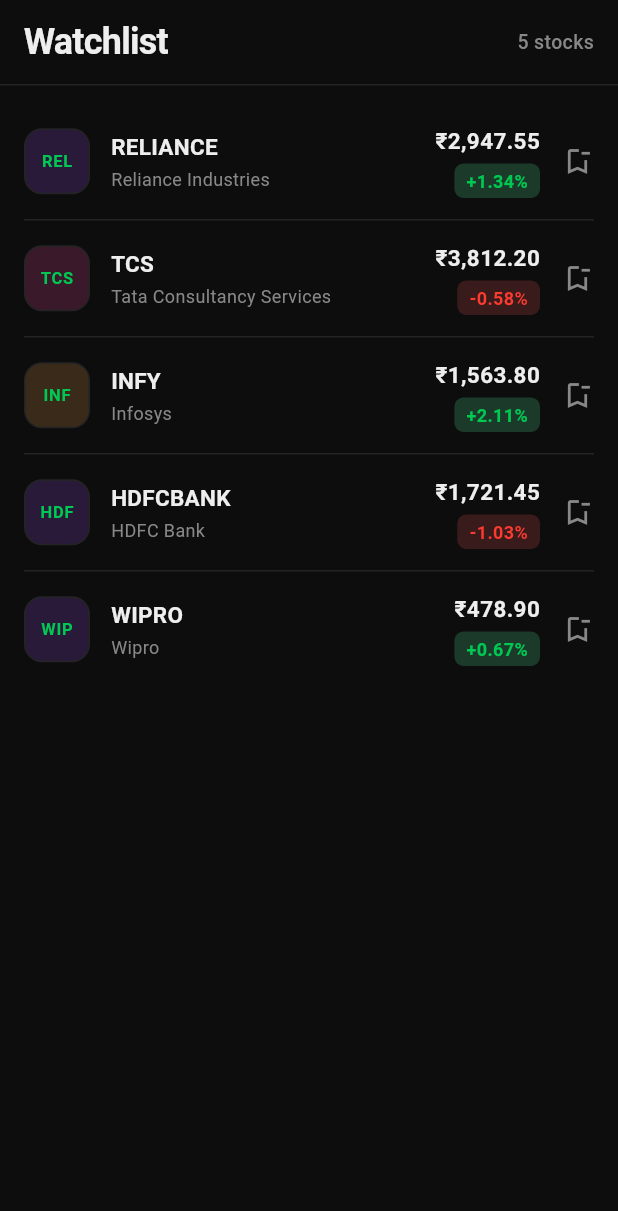
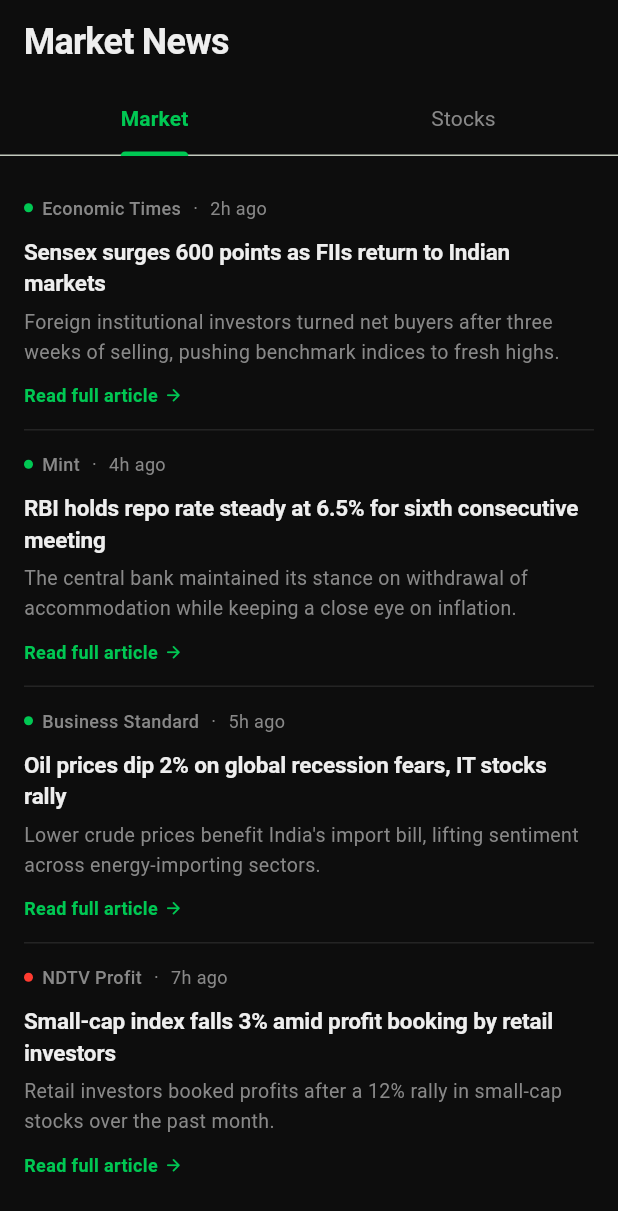
Before and after one commit to ifrashaikhtoday-arch/stock-research-app, a Flutter app: the screen it shows after launch, on a phone screen of 412 x 824 dp. Shown: the top 1211 px of the screen. Run offline on Flutter 3.47's test engine with Material 3 defaults, Android fonts, the phone set to English and light mode, and no system bars; our stand-ins replace fl_chart; network calls fail.

Commit message:
Add news screen

```diff
--- a/lib/main.dart
+++ b/lib/main.dart
@@ -1,7 +1,7 @@
 import 'package:flutter/material.dart';
 import 'screens/home_screen.dart';
 import 'data/stock_service.dart';
-import 'screens/watchlist_screen.dart';
+import 'screens/news_screen.dart';
 
 
 void main() async {
@@ -37,7 +37,7 @@
         colorScheme: ColorScheme.fromSeed(seedColor: Colors.green),
         useMaterial3: true,
       ),
-      home: const WatchlistScreen(),
+      home: const NewsScreen(),
     );
   }
 }
--- /dev/null
+++ b/lib/screens/news_screen.dart
@@ -0,0 +1,382 @@
+// lib/screens/news_screen.dart
+//
+// StockSense – News Screen
+// Place this file at:  stock_research_app/lib/screens/news_screen.dart
+
+import 'package:flutter/material.dart';
+
+// ─── Data model ──────────────────────────────────────────────────────────────
+
+class NewsArticle {
+  final String title;
+  final String source;
+  final String time;
+  final String summary;
+  final String? tag; // stock tag like 'RELIANCE', null = general market news
+  final bool isPositive; // sentiment
+
+  const NewsArticle({
+    required this.title,
+    required this.source,
+    required this.time,
+    required this.summary,
+    this.tag,
+    required this.isPositive,
+  });
+}
+
+// ─── Sample local data (replace with API later) ───────────────────────────────
+
+const _allNews = [
+  // General market news
+  NewsArticle(
+    title: 'Sensex surges 600 points as FIIs return to Indian markets',
+    source: 'Economic Times',
+    time: '2h ago',
+    summary:
+        'Foreign institutional investors turned net buyers after three weeks of selling, pushing benchmark indices to fresh highs.',
+    tag: null,
+    isPositive: true,
+  ),
+  NewsArticle(
+    title: 'RBI holds repo rate steady at 6.5% for sixth consecutive meeting',
+    source: 'Mint',
+    time: '4h ago',
+    summary:
+        'The central bank maintained its stance on withdrawal of accommodation while keeping a close eye on inflation.',
+    tag: null,
+    isPositive: true,
+  ),
+  NewsArticle(
+    title: 'Oil prices dip 2% on global recession fears, IT stocks rally',
+    source: 'Business Standard',
+    time: '5h ago',
+    summary:
+        'Lower crude prices benefit India\'s import bill, lifting sentiment across energy-importing sectors.',
+    tag: null,
+    isPositive: true,
+  ),
+  NewsArticle(
+    title: 'Small-cap index falls 3% amid profit booking by retail investors',
+    source: 'NDTV Profit',
+    time: '7h ago',
+    summary:
+        'Retail investors booked profits after a 12% rally in small-cap stocks over the past month.',
+    tag: null,
+    isPositive: false,
+  ),
+  // Stock-specific news
+  NewsArticle(
+    title: 'Reliance Jio crosses 500 million subscriber milestone',
+    source: 'Reuters',
+    time: '1h ago',
+    summary:
+        'Jio\'s subscriber growth accelerated in Q3, driven by affordable 5G plans and rural expansion.',
+    tag: 'RELIANCE',
+    isPositive: true,
+  ),
+  NewsArticle(
+    title: 'TCS wins \$2.5 billion deal with European banking giant',
+    source: 'Bloomberg',
+    time: '3h ago',
+    summary:
+        'The multi-year digital transformation contract is one of TCS\'s largest wins in Europe this year.',
+    tag: 'TCS',
+    isPositive: true,
+  ),
+  NewsArticle(
+    title: 'Infosys cuts revenue guidance for FY25 amid weak demand',
+    source: 'Financial Express',
+    time: '6h ago',
+    summary:
+        'The IT major revised its full-year revenue growth forecast to 1–3%, down from earlier estimates of 3–4%.',
+    tag: 'INFY',
+    isPositive: false,
+  ),
+  NewsArticle(
+    title: 'HDFC Bank\'s net interest margin improves to 4.3% in Q3',
+    source: 'Mint',
+    time: '8h ago',
+    summary:
+        'Strong retail loan growth and controlled deposit costs helped the bank beat analyst expectations.',
+    tag: 'HDFCBANK',
+    isPositive: true,
+  ),
+  NewsArticle(
+    title: 'Wipro announces 10,000 fresher hires for FY25',
+    source: 'Economic Times',
+    time: '10h ago',
+    summary:
+        'The IT firm resumes mass hiring after a two-year slowdown, signalling recovery in deal pipelines.',
+    tag: 'WIPRO',
+    isPositive: true,
+  ),
+  NewsArticle(
+    title: 'Reliance Retail eyes acquisition of struggling fashion brand',
+    source: 'Business Standard',
+    time: '12h ago',
+    summary:
+        'Reliance is in advanced talks to acquire a mid-sized fashion retailer as part of its offline expansion.',
+    tag: 'RELIANCE',
+    isPositive: true,
+  ),
+];
+
+// ─── Design tokens (matches Watchlist screen) ─────────────────────────────────
+
+const _green = Color(0xFF00C853);
+const _greenDim = Color(0xFF1B3A2A);
+const _red = Color(0xFFFF3B30);
+const _redDim = Color(0xFF3A1B1B);
+const _bg = Color(0xFF0D0D0D);
+const _surface = Color(0xFF181818);
+const _divider = Color(0xFF242424);
+const _textPrimary = Color(0xFFEEEEEE);
+const _textSecondary = Color(0xFF888888);
+
+// ─── Screen ───────────────────────────────────────────────────────────────────
+
+class NewsScreen extends StatefulWidget {
+  const NewsScreen({super.key});
+
+  @override
+  State<NewsScreen> createState() => _NewsScreenState();
+}
+
+class _NewsScreenState extends State<NewsScreen>
+    with SingleTickerProviderStateMixin {
+  late TabController _tabController;
+
+  @override
+  void initState() {
+    super.initState();
+    _tabController = TabController(length: 2, vsync: this);
+  }
+
+  @override
+  void dispose() {
+    _tabController.dispose();
+    super.dispose();
+  }
+
+  List<NewsArticle> get _marketNews =>
+      _allNews.where((n) => n.tag == null).toList();
+
+  List<NewsArticle> get _stockNews =>
+      _allNews.where((n) => n.tag != null).toList();
+
+  @override
+  Widget build(BuildContext context) {
+    return Scaffold(
+      backgroundColor: _bg,
+      appBar: _buildAppBar(),
+      body: TabBarView(
+        controller: _tabController,
+        children: [
+          _NewsList(articles: _marketNews),
+          _NewsList(articles: _stockNews),
+        ],
+      ),
+    );
+  }
+
+  PreferredSizeWidget _buildAppBar() {
+    return AppBar(
+      backgroundColor: _bg,
+      elevation: 0,
+      centerTitle: false,
+      title: const Text(
+        'Market News',
+        style: TextStyle(
+          color: _textPrimary,
+          fontSize: 24,
+          fontWeight: FontWeight.w700,
+          letterSpacing: -0.5,
+        ),
+      ),
+      bottom: TabBar(
+        controller: _tabController,
+        indicatorColor: _green,
+        indicatorWeight: 2,
+        labelColor: _green,
+        unselectedLabelColor: _textSecondary,
+        labelStyle: const TextStyle(
+          fontSize: 14,
+          fontWeight: FontWeight.w600,
+        ),
+        unselectedLabelStyle: const TextStyle(
+          fontSize: 14,
+          fontWeight: FontWeight.w400,
+        ),
+        tabs: const [
+          Tab(text: 'Market'),
+          Tab(text: 'Stocks'),
+        ],
+      ),
+    );
+  }
+}
+
+// ─── News list ────────────────────────────────────────────────────────────────
+
+class _NewsList extends StatelessWidget {
+  final List<NewsArticle> articles;
+  const _NewsList({required this.articles});
+
+  @override
+  Widget build(BuildContext context) {
+    if (articles.isEmpty) {
+      return const Center(
+        child: Text(
+          'No news available',
+          style: TextStyle(color: _textSecondary, fontSize: 14),
+        ),
+      );
+    }
+
+    return ListView.separated(
+      padding: const EdgeInsets.symmetric(vertical: 12),
+      itemCount: articles.length,
+      separatorBuilder: (_, __) =>
+          const Divider(color: _divider, height: 1, indent: 16, endIndent: 16),
+      itemBuilder: (_, index) => _NewsCard(article: articles[index]),
+    );
+  }
+}
+
+// ─── News card ────────────────────────────────────────────────────────────────
+
+class _NewsCard extends StatelessWidget {
+  final NewsArticle article;
+  const _NewsCard({required this.article});
+
+  @override
+  Widget build(BuildContext context) {
+    final sentimentColor = article.isPositive ? _green : _red;
+    final sentimentBg = article.isPositive ? _greenDim : _redDim;
+
+    return InkWell(
+      onTap: () {
+        // TODO: open full article URL when API is connected
+      },
+      splashColor: _green.withOpacity(0.06),
+      highlightColor: Colors.transparent,
+      child: Padding(
+        padding: const EdgeInsets.symmetric(horizontal: 16, vertical: 14),
+        child: Column(
+          crossAxisAlignment: CrossAxisAlignment.start,
+          children: [
+            // ── Top row: source + time + stock tag ─────────────────────────
+            Row(
+              children: [
+                // Source dot
+                Container(
+                  width: 6,
+                  height: 6,
+                  decoration: BoxDecoration(
+                    color: sentimentColor,
+                    shape: BoxShape.circle,
+                  ),
+                ),
+                const SizedBox(width: 6),
+                Text(
+                  article.source,
+                  style: const TextStyle(
+                    color: _textSecondary,
+                    fontSize: 12,
+                    fontWeight: FontWeight.w500,
+                  ),
+                ),
+                const SizedBox(width: 8),
+                Text(
+                  '·',
+                  style: TextStyle(color: _textSecondary, fontSize: 12),
+                ),
+                const SizedBox(width: 8),
+                Text(
+                  article.time,
+                  style: const TextStyle(
+                    color: _textSecondary,
+                    fontSize: 12,
+                  ),
+                ),
+                const Spacer(),
+                // Stock tag badge (only for stock-specific news)
+                if (article.tag != null)
+                  Container(
+                    padding:
+                        const EdgeInsets.symmetric(horizontal: 8, vertical: 3),
+                    decoration: BoxDecoration(
+                      color: sentimentBg,
+                      borderRadius: BorderRadius.circular(6),
+                    ),
+                    child: Text(
+                      article.tag!,
+                      style: TextStyle(
+                        color: sentimentColor,
+                        fontSize: 11,
+                        fontWeight: FontWeight.w700,
+                        letterSpacing: 0.3,
+                      ),
+                    ),
+                  ),
+              ],
+            ),
+
+            const SizedBox(height: 10),
+
+            // ── Headline ────────────────────────────────────────────────────
+            Text(
+              article.title,
+              style: const TextStyle(
+                color: _textPrimary,
+                fontSize: 15,
+                fontWeight: FontWeight.w600,
+                height: 1.4,
+                letterSpacing: -0.1,
+              ),
+              maxLines: 2,
+              overflow: TextOverflow.ellipsis,
+            ),
+
+            const SizedBox(height: 6),
+
+            // ── Summary ─────────────────────────────────────────────────────
+            Text(
+              article.summary,
+              style: const TextStyle(
+                color: _textSecondary,
+                fontSize: 13,
+                height: 1.5,
+              ),
+              maxLines: 2,
+              overflow: TextOverflow.ellipsis,
+            ),
+
+            const SizedBox(height: 10),
+
+            // ── Read more ───────────────────────────────────────────────────
+            Row(
+              children: [
+                Text(
+                  'Read full article',
+                  style: TextStyle(
+                    color: _green,
+                    fontSize: 12,
+                    fontWeight: FontWeight.w600,
+                  ),
+                ),
+                const SizedBox(width: 4),
+                Icon(
+                  Icons.arrow_forward_rounded,
+                  color: _green,
+                  size: 13,
+                ),
+              ],
+            ),
+          ],
+        ),
+      ),
+    );
+  }
+}
```
